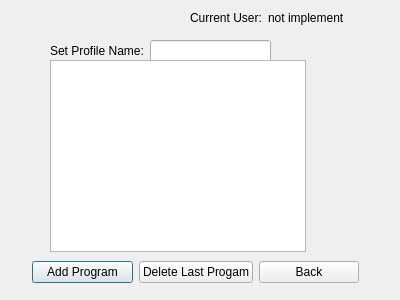
Above: Project/DESMMenu/DESM/DESM/createProfile.ui from Dragomegak/DESM-Personal before the change. Below: the same form after it.
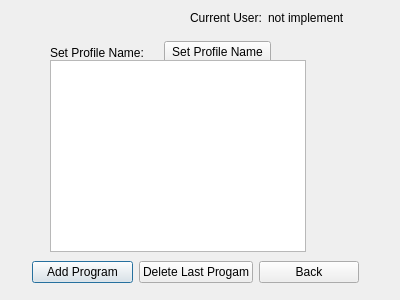
That is the form after the change.

Commit message: plan changes: setting profile name to a button to prompt user, store the names of profiles in a directory in the install folder, refresh button for listwidget

Patch:
```diff
--- a/Project/DESMMenu/DESM/DESM/createProfile.ui
+++ b/Project/DESMMenu/DESM/DESM/createProfile.ui
@@ -52,7 +52,7 @@
      <x>50</x>
      <y>40</y>
      <width>221</width>
-     <height>22</height>
+     <height>25</height>
     </rect>
    </property>
    <layout class="QHBoxLayout" name="horizontalLayout_2">
@@ -64,7 +64,11 @@
      </widget>
     </item>
     <item>
-     <widget class="QLineEdit" name="profileNameLineEdit"/>
+     <widget class="QPushButton" name="pushButton">
+      <property name="text">
+       <string>Set Profile Name</string>
+      </property>
+     </widget>
     </item>
    </layout>
   </widget>
```
The commit also changes 14 other files.
